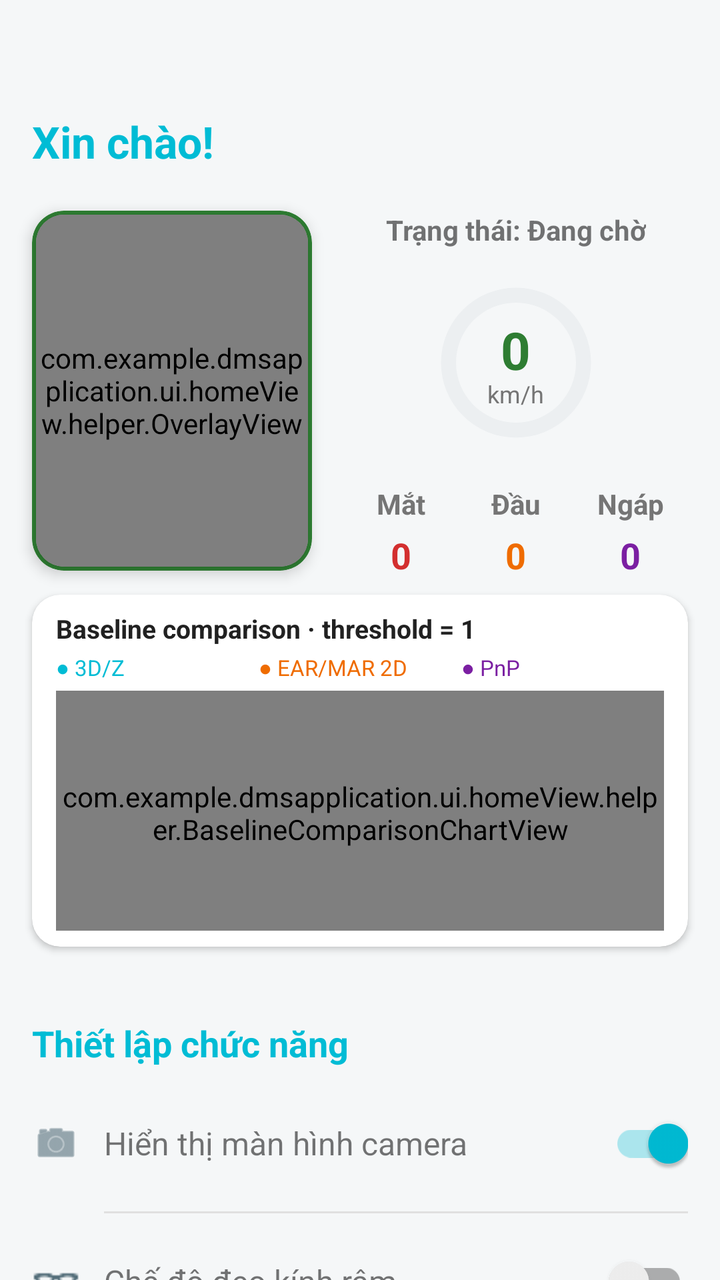
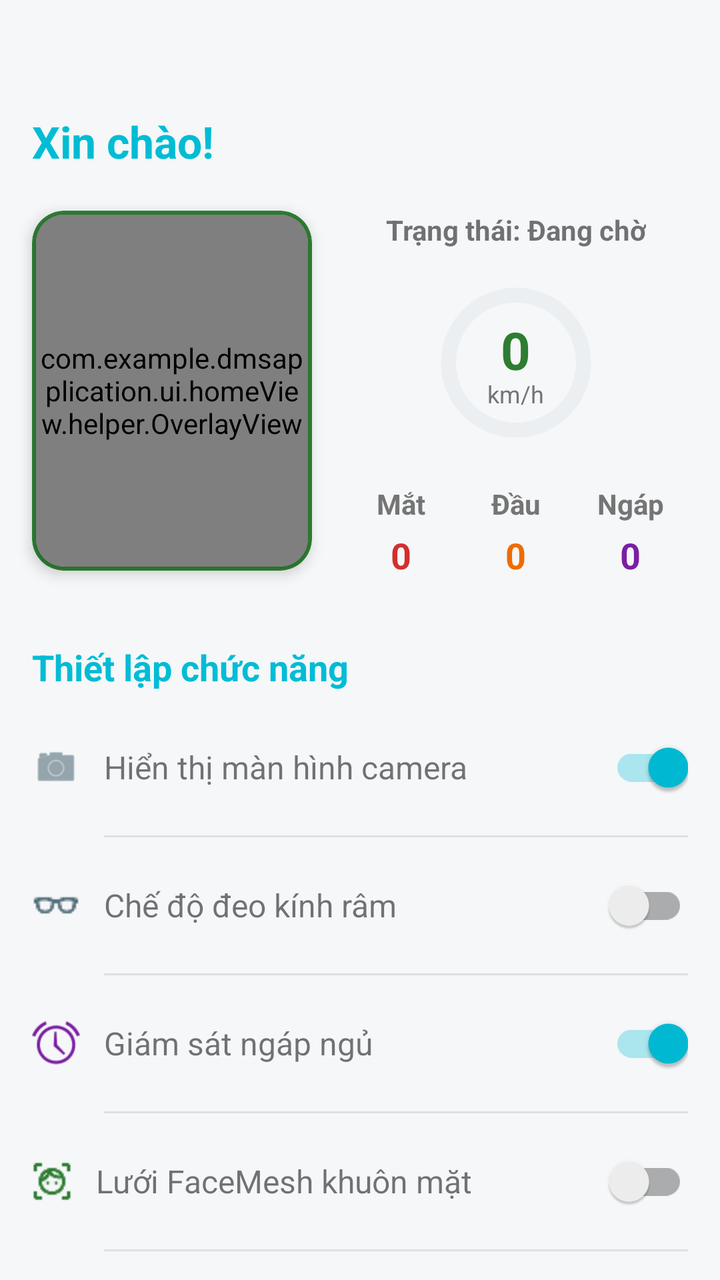

The first picture is an Android layout as it rendered before a commit; the second is the same layout after the commit. The layout source and the unified diff follow.
<!-- AndroidManifest.xml: activity theme Theme.DmsApplication -->
<!-- res/layout/fragment_home.xml -->
<?xml version="1.0" encoding="utf-8"?>
<androidx.constraintlayout.widget.ConstraintLayout
    xmlns:android="http://schemas.android.com/apk/res/android"
    xmlns:app="http://schemas.android.com/apk/res-auto"
    android:layout_width="match_parent"
    android:layout_height="match_parent"
    android:fitsSystemWindows="false">

    <TextView
        android:id="@+id/tvHello"
        android:layout_width="wrap_content"
        android:layout_height="wrap_content"
        android:layout_marginStart="16dp"
        android:layout_marginTop="56dp"
        android:text="Xin chào!"
        android:textColor="@color/brand_primary"
        android:textSize="22sp"
        android:textStyle="bold"
        app:layout_constraintStart_toStartOf="parent"
        app:layout_constraintTop_toTopOf="parent" />

    <androidx.cardview.widget.CardView
        android:id="@+id/cameraBorder"
        android:layout_width="140dp"
        android:layout_height="180dp"
        android:layout_marginStart="16dp"
        android:layout_marginTop="20dp"
        app:cardBackgroundColor="@color/success"
        app:cardCornerRadius="16dp"
        app:cardElevation="4dp"
        app:layout_constraintStart_toStartOf="parent"
        app:layout_constraintTop_toBottomOf="@id/tvHello">

        <androidx.cardview.widget.CardView
            android:layout_width="match_parent"
            android:layout_height="match_parent"
            android:layout_margin="2dp"
            app:cardCornerRadius="14dp">

            <FrameLayout
                android:layout_width="match_parent"
                android:layout_height="match_parent">

                <androidx.camera.view.PreviewView
                    android:id="@+id/viewFinder"
                    android:layout_width="match_parent"
                    android:layout_height="match_parent" />

                <com.example.dmsapplication.ui.homeView.helper.OverlayView
                    android:id="@+id/overlayView"
                    android:layout_width="match_parent"
                    android:layout_height="match_parent" />

            </FrameLayout>

        </androidx.cardview.widget.CardView>

    </androidx.cardview.widget.CardView>

    <LinearLayout
        android:id="@+id/infoLayout"
        android:layout_width="0dp"
        android:layout_height="wrap_content"
        android:layout_marginStart="16dp"
        android:layout_marginEnd="16dp"
        android:orientation="vertical"
        app:layout_constraintEnd_toEndOf="parent"
        app:layout_constraintStart_toEndOf="@id/cameraBorder"
        app:layout_constraintTop_toTopOf="@id/cameraBorder">

        <TextView
            android:id="@+id/tvStatus"
            android:layout_width="wrap_content"
            android:layout_height="wrap_content"
            android:layout_gravity="center"
            android:text="Trạng thái: Đang chờ"
            android:textStyle="bold" />

        <FrameLayout
            android:layout_width="90dp"
            android:layout_height="90dp"
            android:layout_gravity="center_horizontal"
            android:layout_marginTop="12dp"
            android:layout_marginBottom="8dp">

            <ProgressBar
                android:id="@+id/pbSpeed"
                style="?android:attr/progressBarStyleHorizontal"
                android:layout_width="match_parent"
                android:layout_height="match_parent"
                android:max="120"
                android:progress="0"
                android:progressDrawable="@drawable/bg_circular_speed" />

            <LinearLayout
                android:layout_width="wrap_content"
                android:layout_height="wrap_content"
                android:layout_gravity="center"
                android:gravity="center"
                android:orientation="vertical">

                <TextView
                    android:id="@+id/tvSpeedNumber"
                    android:layout_width="wrap_content"
                    android:layout_height="wrap_content"
                    android:text="0"
                    android:textColor="@color/success"
                    android:textSize="26sp"
                    android:textStyle="bold" />

                <TextView
                    android:layout_width="wrap_content"
                    android:layout_height="wrap_content"
                    android:layout_marginTop="-4dp"
                    android:text="km/h"
                    android:textColor="@color/text_muted"
                    android:textSize="12sp" />

            </LinearLayout>

        </FrameLayout>

        <LinearLayout
            android:layout_width="match_parent"
            android:layout_height="wrap_content"
            android:layout_marginTop="8dp"
            android:orientation="horizontal"
            android:gravity="center">

            <LinearLayout
                android:layout_width="0dp"
                android:layout_height="wrap_content"
                android:layout_weight="1"
                android:gravity="center"
                android:orientation="vertical">

                <TextView
                    android:layout_width="wrap_content"
                    android:layout_height="wrap_content"
                    android:text="Mắt"
                    android:textColor="@color/text_muted"
                    android:textSize="14sp"
                    android:textStyle="bold"/>

                <TextView
                    android:id="@+id/tvDrowsyCount"
                    android:layout_width="wrap_content"
                    android:layout_height="wrap_content"
                    android:layout_marginTop="4dp"
                    android:text="0"
                    android:textColor="@color/danger"
                    android:textSize="18sp"
                    android:textStyle="bold" />

            </LinearLayout>

            
            <LinearLayout
                android:layout_width="0dp"
                android:layout_height="wrap_content"
                android:layout_weight="1"
                android:gravity="center"
                android:orientation="vertical">

                <TextView
                    android:layout_width="wrap_content"
                    android:layout_height="wrap_content"
                    android:text="Đầu"
                    android:textColor="@color/text_muted"
                    android:textSize="14sp"
                    android:textStyle="bold"/>

                <TextView
                    android:id="@+id/tvHeadCount"
                    android:layout_width="wrap_content"
                    android:layout_height="wrap_content"
                    android:layout_marginTop="4dp"
                    android:text="0"
                    android:textColor="@color/warning"
                    android:textSize="18sp"
                    android:textStyle="bold" />

            </LinearLayout>

            <LinearLayout
                android:layout_width="0dp"
                android:layout_height="wrap_content"
                android:layout_weight="1"
                android:gravity="center"
                android:orientation="vertical">

                <TextView
                    android:layout_width="wrap_content"
                    android:layout_height="wrap_content"
                    android:text="Ngáp"
                    android:textColor="@color/text_muted"
                    android:textSize="14sp"
                    android:textStyle="bold"/>

                <TextView
                    android:id="@+id/tvYawnCount"
                    android:layout_width="wrap_content"
                    android:layout_height="wrap_content"
                    android:layout_marginTop="4dp"
                    android:text="0"
                    android:textColor="@color/accent_purple"
                    android:textSize="18sp"
                    android:textStyle="bold" />

            </LinearLayout>

        </LinearLayout>

    </LinearLayout>

    <androidx.cardview.widget.CardView
        android:id="@+id/baselineComparisonCard"
        android:layout_width="0dp"
        android:layout_height="176dp"
        android:layout_marginStart="16dp"
        android:layout_marginTop="12dp"
        android:layout_marginEnd="16dp"
        app:cardBackgroundColor="@color/surface"
        app:cardCornerRadius="14dp"
        app:cardElevation="2dp"
        app:layout_constraintEnd_toEndOf="parent"
        app:layout_constraintStart_toStartOf="parent"
        app:layout_constraintTop_toBottomOf="@id/cameraBorder">

        <LinearLayout
            android:layout_width="match_parent"
            android:layout_height="match_parent"
            android:orientation="vertical"
            android:paddingStart="12dp"
            android:paddingTop="8dp"
            android:paddingEnd="12dp"
            android:paddingBottom="8dp">

            <TextView
                android:layout_width="match_parent"
                android:layout_height="wrap_content"
                android:text="Baseline comparison · threshold = 1"
                android:textColor="@color/text_primary"
                android:textSize="13sp"
                android:textStyle="bold" />

            <LinearLayout
                android:layout_width="match_parent"
                android:layout_height="wrap_content"
                android:layout_marginTop="3dp"
                android:gravity="center_vertical"
                android:orientation="horizontal">

                <TextView
                    android:layout_width="0dp"
                    android:layout_height="wrap_content"
                    android:layout_weight="1"
                    android:text="● 3D/Z"
                    android:textColor="@color/brand_primary"
                    android:textSize="11sp" />

                <TextView
                    android:layout_width="0dp"
                    android:layout_height="wrap_content"
                    android:layout_weight="1"
                    android:text="● EAR/MAR 2D"
                    android:textColor="@color/warning"
                    android:textSize="11sp" />

                <TextView
                    android:layout_width="0dp"
                    android:layout_height="wrap_content"
                    android:layout_weight="1"
                    android:text="● PnP"
                    android:textColor="@color/accent_purple"
                    android:textSize="11sp" />

            </LinearLayout>

            <com.example.dmsapplication.ui.homeView.helper.BaselineComparisonChartView
                android:id="@+id/baselineComparisonChart"
                android:layout_width="match_parent"
                android:layout_height="0dp"
                android:layout_marginTop="4dp"
                android:layout_weight="1"
                android:paddingTop="4dp"
                android:paddingBottom="2dp" />

        </LinearLayout>

    </androidx.cardview.widget.CardView>

    <androidx.core.widget.NestedScrollView
        android:id="@+id/settingsScrollView"
        android:layout_width="0dp"
        android:layout_height="0dp"
        android:layout_marginTop="20dp"
        android:fillViewport="true"
        android:overScrollMode="ifContentScrolls"
        app:layout_constraintBottom_toBottomOf="parent"
        app:layout_constraintEnd_toEndOf="parent"
        app:layout_constraintStart_toStartOf="parent"
        app:layout_constraintTop_toBottomOf="@id/baselineComparisonCard">


        <LinearLayout
            android:id="@+id/settingsContainer"
            android:layout_width="match_parent"
            android:layout_height="wrap_content"
            android:layout_marginStart="16dp"
            android:layout_marginEnd="16dp"
            android:layout_marginBottom="24dp"
            android:orientation="vertical">

            <TextView
                android:layout_width="match_parent"
                android:layout_height="wrap_content"
                android:layout_marginTop="16dp"
                android:layout_marginBottom="4dp"
                android:text="Thiết lập chức năng"
                android:textColor="@color/brand_primary"
                android:textSize="18sp"
                android:textStyle="bold" />

            <RelativeLayout
                android:layout_width="match_parent"
                android:layout_height="wrap_content"
                android:paddingVertical="10dp">

                <LinearLayout
                    android:layout_width="wrap_content"
                    android:layout_height="wrap_content"
                    android:layout_alignParentStart="true"
                    android:layout_centerVertical="true"
                    android:layout_toStartOf="@id/switchCameraPreview"
                    android:gravity="center_vertical"
                    android:paddingEnd="12dp">

                    <ImageView
                        android:layout_width="24dp"
                        android:layout_height="24dp"
                        android:src="@android:drawable/ic_menu_camera"
                        app:tint="@color/icon_secondary" />

                    <TextView
                        android:layout_width="wrap_content"
                        android:layout_height="wrap_content"
                        android:layout_marginStart="12dp"
                        android:text="Hiển thị màn hình camera"
                        android:textSize="16sp" />

                </LinearLayout>

                <androidx.appcompat.widget.SwitchCompat
                    android:id="@+id/switchCameraPreview"
                    android:layout_width="wrap_content"
                    android:layout_height="wrap_content"
                    android:layout_alignParentEnd="true"
                    android:layout_centerVertical="true"
                    android:checked="true" />

            </RelativeLayout>

            <View
                android:layout_width="match_parent"
                android:layout_height="1dp"
                android:layout_marginStart="36dp"
                android:background="@color/divider" />

            <RelativeLayout
                android:layout_width="match_parent"
                android:layout_height="wrap_content"
                android:paddingVertical="10dp">

                <LinearLayout
                    android:layout_width="wrap_content"
                    android:layout_height="wrap_content"
                    android:layout_alignParentStart="true"
                    android:layout_centerVertical="true"
                    android:layout_toStartOf="@id/switchSunglasses"
                    android:gravity="center_vertical"
                    android:paddingEnd="12dp">

                    <ImageView
                        android:layout_width="24dp"
                        android:layout_height="24dp"
                        android:src="@drawable/ic_glasses"
                        app:tint="@color/icon_secondary" />

                    <TextView
                        android:layout_width="wrap_content"
                        android:layout_height="wrap_content"
                        android:layout_marginStart="12dp"
                        android:text="Chế độ đeo kính râm"
                        android:textSize="16sp" />

                </LinearLayout>

                <androidx.appcompat.widget.SwitchCompat
                    android:id="@+id/switchSunglasses"
                    android:layout_width="wrap_content"
                    android:layout_height="wrap_content"
                    android:layout_alignParentEnd="true"
                    android:layout_centerVertical="true"
                    android:checked="false" />

            </RelativeLayout>

            <View
                android:layout_width="match_parent"
                android:layout_height="1dp"
                android:layout_marginStart="36dp"
                android:background="@color/divider" />

            <RelativeLayout
                android:layout_width="match_parent"
                android:layout_height="wrap_content"
                android:paddingVertical="10dp">

                <LinearLayout
                    android:layout_width="wrap_content"
                    android:layout_height="wrap_content"
                    android:layout_alignParentStart="true"
                    android:layout_centerVertical="true"
                    android:layout_toStartOf="@id/switchYawn"
                    android:gravity="center_vertical"
                    android:paddingEnd="12dp">

                    <ImageView
                        android:layout_width="24dp"
                        android:layout_height="24dp"
                        android:src="@android:drawable/ic_lock_idle_alarm"
                        app:tint="@color/accent_purple" />

                    <TextView
                        android:layout_width="wrap_content"
                        android:layout_height="wrap_content"
                        android:layout_marginStart="12dp"
                        android:text="Giám sát ngáp ngủ"
                        android:textSize="16sp" />

                </LinearLayout>

                <androidx.appcompat.widget.SwitchCompat
                    android:id="@+id/switchYawn"
                    android:layout_width="wrap_content"
                    android:layout_height="wrap_content"
                    android:layout_alignParentEnd="true"
                    android:layout_centerVertical="true"
                    android:checked="true" />
            </RelativeLayout>

            <View
                android:layout_width="match_parent"
                android:layout_height="1dp"
                android:layout_marginStart="36dp"
                android:background="@color/divider" />

            <RelativeLayout
                android:layout_width="match_parent"
                android:layout_height="wrap_content"
                android:paddingVertical="10dp">

                <LinearLayout
                    android:layout_width="wrap_content"
                    android:layout_height="wrap_content"
                    android:layout_alignParentStart="true"
                    android:layout_centerVertical="true"
                    android:layout_toStartOf="@id/switchVectorHome"
                    android:gravity="center_vertical"
                    android:paddingEnd="12dp">

                    <ImageView
                        android:layout_width="20dp"
                        android:layout_height="24dp"
                        android:src="@drawable/ic_face"
                        app:tint="@color/success" />

                    <TextView
                        android:layout_width="wrap_content"
                        android:layout_height="wrap_content"
                        android:layout_marginStart="12dp"
                        android:text="Lưới FaceMesh khuôn mặt"
                        android:textSize="16sp" />

                </LinearLayout>

                <androidx.appcompat.widget.SwitchCompat
                    android:id="@+id/switchVectorHome"
                    android:layout_width="wrap_content"
                    android:layout_height="wrap_content"
                    android:layout_alignParentEnd="true"
                    android:layout_centerVertical="true"
                    android:checked="false" />

            </RelativeLayout>

            <View
                android:layout_width="match_parent"
                android:layout_height="1dp"
                android:layout_marginStart="36dp"
                android:background="@color/divider" />

            <RelativeLayout
                android:layout_width="match_parent"
                android:layout_height="wrap_content"
                android:paddingVertical="10dp">

                <LinearLayout
                    android:layout_width="wrap_content"
                    android:layout_height="wrap_content"
                    android:layout_alignParentStart="true"
                    android:layout_centerVertical="true"
                    android:layout_toStartOf="@id/switchGpsHome"
                    android:gravity="center_vertical"
                    android:paddingEnd="12dp">

                    <ImageView
                        android:layout_width="24dp"
                        android:layout_height="24dp"
                        android:src="@android:drawable/ic_menu_mylocation"
                        app:tint="@color/info" />

                    <TextView
                        android:layout_width="wrap_content"
                        android:layout_height="wrap_content"
                        android:layout_marginStart="12dp"
                        android:text="Giám sát theo định vị GPS"
                        android:textSize="16sp" />

                </LinearLayout>

                <androidx.appcompat.widget.SwitchCompat
                    android:id="@+id/switchGpsHome"
                    android:layout_width="wrap_content"
                    android:layout_height="wrap_content"
                    android:layout_alignParentEnd="true"
                    android:layout_centerVertical="true"
                    android:checked="true" />

            </RelativeLayout>

            <View
                android:layout_width="match_parent"
                android:layout_height="1dp"
                android:layout_marginStart="36dp"
                android:background="@color/divider" />

            <RelativeLayout
                android:id="@+id/btnRecalibrate"
                android:layout_width="match_parent"
                android:layout_height="70dp"
                android:background="?attr/selectableItemBackground"
                android:clickable="true"
                android:focusable="true"
                android:paddingVertical="10dp">

                <LinearLayout
                    android:layout_width="wrap_content"
                    android:layout_height="wrap_content"
                    android:layout_alignParentStart="true"
                    android:layout_centerVertical="true"
                    android:layout_toStartOf="@id/imgRecalibrateArrow"
                    android:gravity="center_vertical"
                    android:paddingEnd="12dp">

                    <ImageView
                        android:layout_width="24dp"
                        android:layout_height="24dp"
                        android:src="@android:drawable/ic_menu_manage"
                        app:tint="@color/warning" />

                    <TextView
                        android:layout_width="wrap_content"
                        android:layout_height="wrap_content"
                        android:layout_marginStart="12dp"
                        android:text="Thiết lập lại hướng lái chuẩn"
                        android:textColor="@color/warning"
                        android:textSize="16sp"
                        android:textStyle="bold" />

                </LinearLayout>

                <ImageView
                    android:id="@+id/imgRecalibrateArrow"
                    android:layout_width="20dp"
                    android:layout_height="20dp"
                    android:layout_alignParentEnd="true"
                    android:layout_centerVertical="true"
                    android:src="@android:drawable/ic_media_play"
                    app:tint="@color/text_disabled" />

            </RelativeLayout>

            <View
                android:layout_width="match_parent"
                android:layout_height="1dp"
                android:layout_marginStart="36dp"
                android:background="@color/divider" />

            <TextView
                android:layout_width="match_parent"
                android:layout_height="wrap_content"
                android:layout_marginTop="16dp"
                android:layout_marginBottom="10dp"
                android:text="Thiết lập thông số"
                android:textColor="@color/brand_primary"
                android:textSize="18sp"
                android:textStyle="bold" />

            <LinearLayout
                android:id="@+id/eyeThresholdLayout"
                android:layout_width="match_parent"
                android:layout_height="wrap_content"
                android:orientation="vertical"
                android:paddingVertical="10dp">

                <RelativeLayout
                    android:layout_width="match_parent"
                    android:layout_height="wrap_content">

                    <LinearLayout
                        android:layout_width="wrap_content"
                        android:layout_height="wrap_content"
                        android:layout_alignParentStart="true"
                        android:layout_centerVertical="true"
                        android:layout_toStartOf="@id/tvEyeThresholdValue"
                        android:gravity="center_vertical"
                        android:paddingEnd="12dp">

                        <ImageView
                            android:layout_width="24dp"
                            android:layout_height="24dp"
                            android:src="@android:drawable/ic_menu_view"
                            app:tint="@color/brand_primary" />

                        <TextView
                            android:layout_width="wrap_content"
                            android:layout_height="wrap_content"
                            android:layout_marginStart="12dp"
                            android:text="Ngưỡng chiều cao mí mắt"
                            android:textSize="16sp" />

                    </LinearLayout>

                    <TextView
                        android:id="@+id/tvEyeThresholdValue"
                        android:layout_width="wrap_content"
                        android:layout_height="wrap_content"
                        android:layout_alignParentEnd="true"
                        android:layout_centerVertical="true"
                        android:text="0.16"
                        android:textColor="@color/brand_primary"
                        android:textStyle="bold" />

                </RelativeLayout>

                <SeekBar
                    android:id="@+id/seekEyeThreshold"
                    android:layout_width="match_parent"
                    android:layout_height="wrap_content"
                    android:layout_marginTop="8dp"
                    android:max="20"
                    android:progress="6"
                    android:progressTint="@color/brand_primary"
                    android:thumbTint="@color/brand_primary" />

            </LinearLayout>

        </LinearLayout>

    </androidx.core.widget.NestedScrollView>

</androidx.constraintlayout.widget.ConstraintLayout>
<!-- resources referenced by this layout -->
<resources>
  <color name="accent_purple">#7B1FA2</color>
  <color name="brand_primary">#00BCD5</color>
  <color name="danger">#D32F2F</color>
  <color name="divider">#E0E0E0</color>
  <color name="icon_secondary">#546E7A</color>
  <color name="info">#1976D2</color>
  <color name="success">#2E7D32</color>
  <color name="surface">#FFFFFF</color>
  <color name="text_disabled">#9E9E9E</color>
  <color name="text_muted">#757575</color>
  <color name="text_primary">#212121</color>
  <color name="warning">#EF6C00</color>
  <!-- drawable bg_circular_speed (drawable) -->
  <?xml version="1.0" encoding="utf-8"?>
  <layer-list xmlns:android="http://schemas.android.com/apk/res/android">
      <item android:id="@android:id/background">
          <shape android:shape="ring" android:thicknessRatio="12" android:useLevel="false">
              <solid android:color="@color/surface_variant" />
          </shape>
      </item>
      <item android:id="@android:id/progress">
          <rotate android:fromDegrees="270" android:toDegrees="270">
              <shape android:shape="ring" android:thicknessRatio="12" android:useLevel="true">
                  <solid android:color="@color/success" />
              </shape>
          </rotate>
      </item>
  </layer-list>
  <!-- drawable ic_face: png bitmap (drawable, 814 bytes) -->
  <!-- drawable ic_glasses: png bitmap (drawable, 540 bytes) -->
  <style name="Theme.DmsApplication" parent="Theme.DmsApplication.Base">
          <item name="android:windowLightStatusBar">true</item>
      </style>
  <color name="surface_variant">#ECEFF1</color>
  <style name="Theme.DmsApplication.Base" parent="Theme.MaterialComponents.DayNight.NoActionBar">
          <item name="colorPrimary">@color/brand_primary</item>
          <item name="colorPrimaryVariant">@color/brand_primary_variant</item>
          <item name="colorOnPrimary">@color/on_primary</item>
          <item name="colorSecondary">@color/brand_primary</item>
          <item name="colorSurface">@color/surface</item>
          <item name="colorOnSurface">@color/text_primary</item>
          <item name="colorControlNormal">@color/icon_secondary</item>
          <item name="android:colorAccent">@color/brand_primary</item>
          <item name="android:windowBackground">@color/screen_background</item>
          <item name="android:textColorPrimary">@color/text_primary</item>
          <item name="android:textColorSecondary">@color/text_secondary</item>
          <item name="android:editTextColor">@color/text_primary</item>
          <item name="android:textColorHint">@color/text_muted</item>
          <item name="android:navigationBarColor">@color/surface</item>
          <item name="android:statusBarColor">@color/screen_background</item>
      </style>
  <color name="brand_primary_variant">#0097A7</color>
  <color name="on_primary">#FFFFFF</color>
  <color name="screen_background">#F5F7F8</color>
  <color name="text_secondary">#546E7A</color>
</resources>

<!-- the commit's change to res/layout/fragment_home.xml (unified diff, before → after) -->
@@ -217,6 +217,7 @@
         android:id="@+id/baselineComparisonCard"
         android:layout_width="0dp"
         android:layout_height="176dp"
+        android:visibility="gone"
         android:layout_marginStart="16dp"
         android:layout_marginTop="12dp"
         android:layout_marginEnd="16dp"
@@ -511,6 +512,50 @@
                     android:layout_height="wrap_content"
                     android:layout_alignParentStart="true"
                     android:layout_centerVertical="true"
+                    android:layout_toStartOf="@id/switchComparisonMode"
+                    android:gravity="center_vertical"
+                    android:paddingEnd="12dp">
+
+                    <ImageView
+                        android:layout_width="24dp"
+                        android:layout_height="24dp"
+                        android:src="@android:drawable/ic_menu_sort_by_size"
+                        app:tint="@color/brand_primary" />
+
+                    <TextView
+                        android:layout_width="wrap_content"
+                        android:layout_height="wrap_content"
+                        android:layout_marginStart="12dp"
+                        android:text="Chế độ so sánh mô hình"
+                        android:textSize="16sp" />
+
+                </LinearLayout>
+
+                <androidx.appcompat.widget.SwitchCompat
+                    android:id="@+id/switchComparisonMode"
+                    android:layout_width="wrap_content"
+                    android:layout_height="wrap_content"
+                    android:layout_alignParentEnd="true"
+                    android:layout_centerVertical="true"
+                    android:checked="false" />
+
+            </RelativeLayout>
+
+            <View
+                android:layout_width="match_parent"
+                android:layout_height="1dp"
+                android:layout_marginStart="36dp"
+                android:background="@color/divider" />
+            <RelativeLayout
+                android:layout_width="match_parent"
+                android:layout_height="wrap_content"
+                android:paddingVertical="10dp">
+
+                <LinearLayout
+                    android:layout_width="wrap_content"
+                    android:layout_height="wrap_content"
+                    android:layout_alignParentStart="true"
+                    android:layout_centerVertical="true"
                     android:layout_toStartOf="@id/switchGpsHome"
                     android:gravity="center_vertical"
                     android:paddingEnd="12dp">
